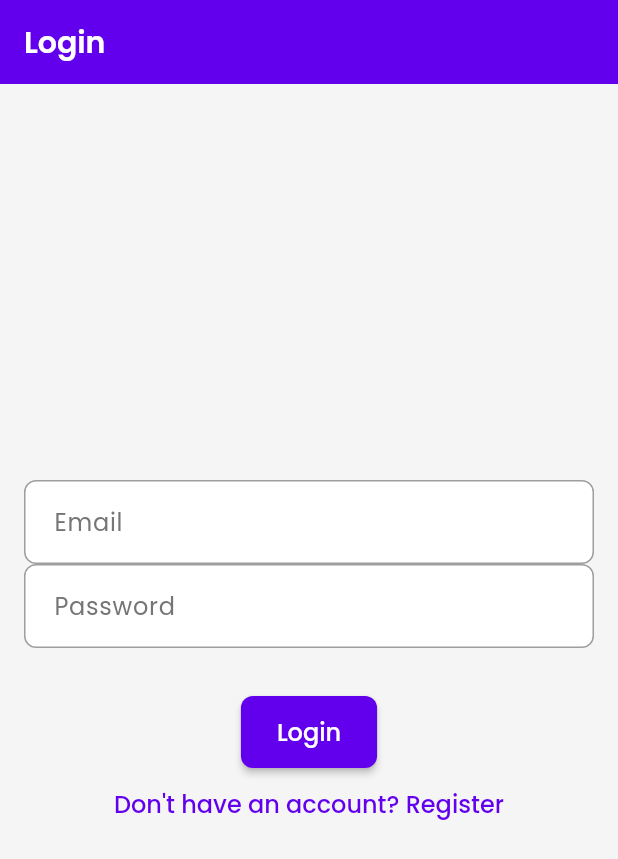
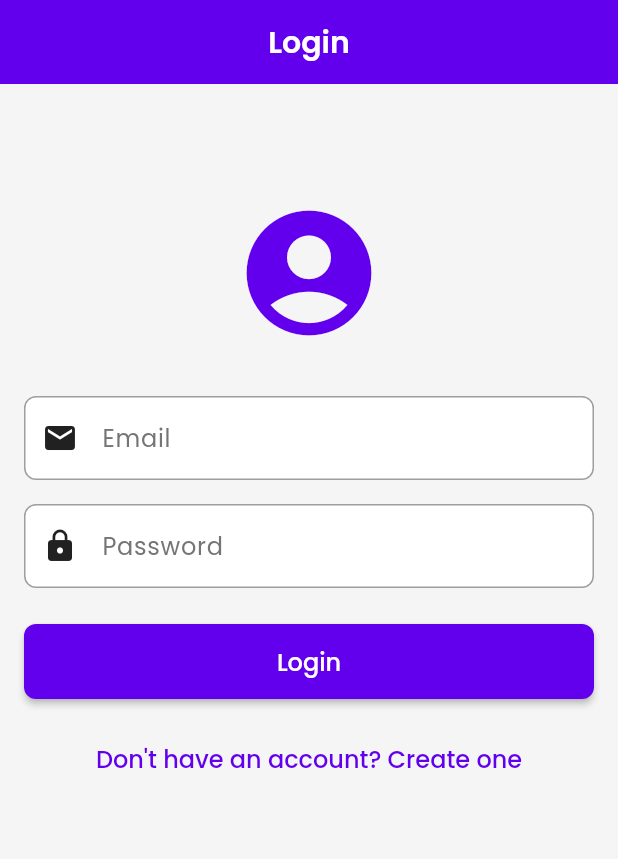
Before and after one commit to Emcoding15/AIDiary, a Flutter app: the screen it shows after launch, on a phone screen of 412 x 824 dp. Shown: the top 859 px of the screen. Run offline on Flutter 3.47's test engine with Material 3 defaults, Android fonts, the phone set to English and light mode, and no system bars; our stand-ins replace firebase_auth, firebase_core, google_fonts, google_generative_ai, just_audio, permission_handler and 1 more; missing offline and left inert: ffmpeg_kit_flutter_new, record; accounts and stored records are empty.

Commit message:
Enhance authentication screen with form validation and error handling; update .gitignore for sensitive files

```diff
--- a/lib/main.dart
+++ b/lib/main.dart
@@ -43,7 +43,9 @@ class MyApp extends StatelessWidget {
         stream: FirebaseAuth.instance.authStateChanges(),
         builder: (context, snapshot) {
           if (snapshot.connectionState == ConnectionState.waiting) {
-            return const Center(child: CircularProgressIndicator());
+            return const Scaffold(
+              body: Center(child: CircularProgressIndicator()),
+            );
           }
           if (snapshot.hasData) {
             return const AudioJournalApp();
--- a/lib/screens/auth_screen.dart
+++ b/lib/screens/auth_screen.dart
@@ -2,7 +2,7 @@ import 'package:flutter/material.dart';
 import 'package:firebase_auth/firebase_auth.dart';
 
 class AuthScreen extends StatefulWidget {
-  const AuthScreen({Key? key}) : super(key: key);
+  const AuthScreen({super.key});
 
   @override
   State<AuthScreen> createState() => _AuthScreenState();
@@ -11,15 +11,26 @@ class AuthScreen extends StatefulWidget {
 class _AuthScreenState extends State<AuthScreen> {
   final _emailController = TextEditingController();
   final _passwordController = TextEditingController();
+  final _formKey = GlobalKey<FormState>();
   bool _isLogin = true;
   String? _error;
   bool _loading = false;
 
+  @override
+  void dispose() {
+    _emailController.dispose();
+    _passwordController.dispose();
+    super.dispose();
+  }
+
   Future<void> _submit() async {
+    if (!_formKey.currentState!.validate()) return;
+
     setState(() {
       _loading = true;
       _error = null;
     });
+
     try {
       if (_isLogin) {
         await FirebaseAuth.instance.signInWithEmailAndPassword(
@@ -34,7 +45,29 @@ class _AuthScreenState extends State<AuthScreen> {
       }
     } on FirebaseAuthException catch (e) {
       setState(() {
-        _error = e.message;
+        switch (e.code) {
+          case 'user-not-found':
+            _error = 'No user found with this email.';
+            break;
+          case 'wrong-password':
+            _error = 'Incorrect password.';
+            break;
+          case 'email-already-in-use':
+            _error = 'An account already exists with this email.';
+            break;
+          case 'weak-password':
+            _error = 'Password is too weak.';
+            break;
+          case 'invalid-email':
+            _error = 'Invalid email address.';
+            break;
+          default:
+            _error = e.message ?? 'Authentication failed.';
+        }
+      });
+    } catch (e) {
+      setState(() {
+        _error = 'An unexpected error occurred.';
       });
     } finally {
       setState(() {
@@ -46,32 +79,89 @@ class _AuthScreenState extends State<AuthScreen> {
   @override
   Widget build(BuildContext context) {
     return Scaffold(
-      appBar: AppBar(title: Text(_isLogin ? 'Login' : 'Register')),
-      body: Padding(
+      appBar: AppBar(
+        title: Text(_isLogin ? 'Login' : 'Create Account'),
+        centerTitle: true,
+      ),
+      body: SingleChildScrollView(
         padding: const EdgeInsets.all(16.0),
+        child: Form(
+          key: _formKey,
           child: Column(
             mainAxisAlignment: MainAxisAlignment.center,
             children: [
-            TextField(
+              const SizedBox(height: 60),
+              Icon(
+                Icons.account_circle,
+                size: 100,
+                color: Theme.of(context).primaryColor,
+              ),
+              const SizedBox(height: 32),
+              TextFormField(
                 controller: _emailController,
-              decoration: const InputDecoration(labelText: 'Email'),
+                decoration: const InputDecoration(
+                  labelText: 'Email',
+                  prefixIcon: Icon(Icons.email),
+                  border: OutlineInputBorder(),
+                ),
                 keyboardType: TextInputType.emailAddress,
-            ),
-            TextField(
-              controller: _passwordController,
-              decoration: const InputDecoration(labelText: 'Password'),
-              obscureText: true,
+                validator: (value) {
+                  if (value == null || value.isEmpty) {
+                    return 'Please enter your email';
+                  }
+                  if (!value.contains('@')) {
+                    return 'Please enter a valid email';
+                  }
+                  return null;
+                },
               ),
               const SizedBox(height: 16),
+              TextFormField(
+                controller: _passwordController,
+                decoration: const InputDecoration(
+                  labelText: 'Password',
+                  prefixIcon: Icon(Icons.lock),
+                  border: OutlineInputBorder(),
+                ),
+                obscureText: true,
+                validator: (value) {
+                  if (value == null || value.isEmpty) {
+                    return 'Please enter your password';
+                  }
+                  if (value.length < 6) {
+                    return 'Password must be at least 6 characters';
+                  }
+                  return null;
+                },
+              ),
+              const SizedBox(height: 24),
               if (_error != null)
-              Text(_error!, style: const TextStyle(color: Colors.red)),
+                Container(
+                  width: double.infinity,
+                  padding: const EdgeInsets.all(12),
+                  margin: const EdgeInsets.only(bottom: 16),
+                  decoration: BoxDecoration(
+                    color: Colors.red.shade50,
+                    border: Border.all(color: Colors.red.shade200),
+                    borderRadius: BorderRadius.circular(8),
+                  ),
+                  child: Text(
+                    _error!,
+                    style: TextStyle(color: Colors.red.shade700),
+                    textAlign: TextAlign.center,
+                  ),
+                ),
+              SizedBox(
+                width: double.infinity,
+                height: 50,
+                child: ElevatedButton(
+                  onPressed: _loading ? null : _submit,
+                  child: _loading
+                      ? const CircularProgressIndicator(color: Colors.white)
+                      : Text(_isLogin ? 'Login' : 'Create Account'),
+                ),
+              ),
               const SizedBox(height: 16),
-            _loading
-                ? const CircularProgressIndicator()
-                : ElevatedButton(
-                    onPressed: _submit,
-                    child: Text(_isLogin ? 'Login' : 'Register'),
-                  ),
               TextButton(
                 onPressed: () {
                   setState(() {
@@ -80,12 +170,13 @@ class _AuthScreenState extends State<AuthScreen> {
                   });
                 },
                 child: Text(_isLogin
-                  ? 'Don\'t have an account? Register'
+                    ? 'Don\'t have an account? Create one'
                     : 'Already have an account? Login'),
               ),
             ],
           ),
         ),
+      ),
     );
   }
 }
```
Also changed, not shown: 1 other file. Lines whose indentation alone changed are shown as unchanged.
